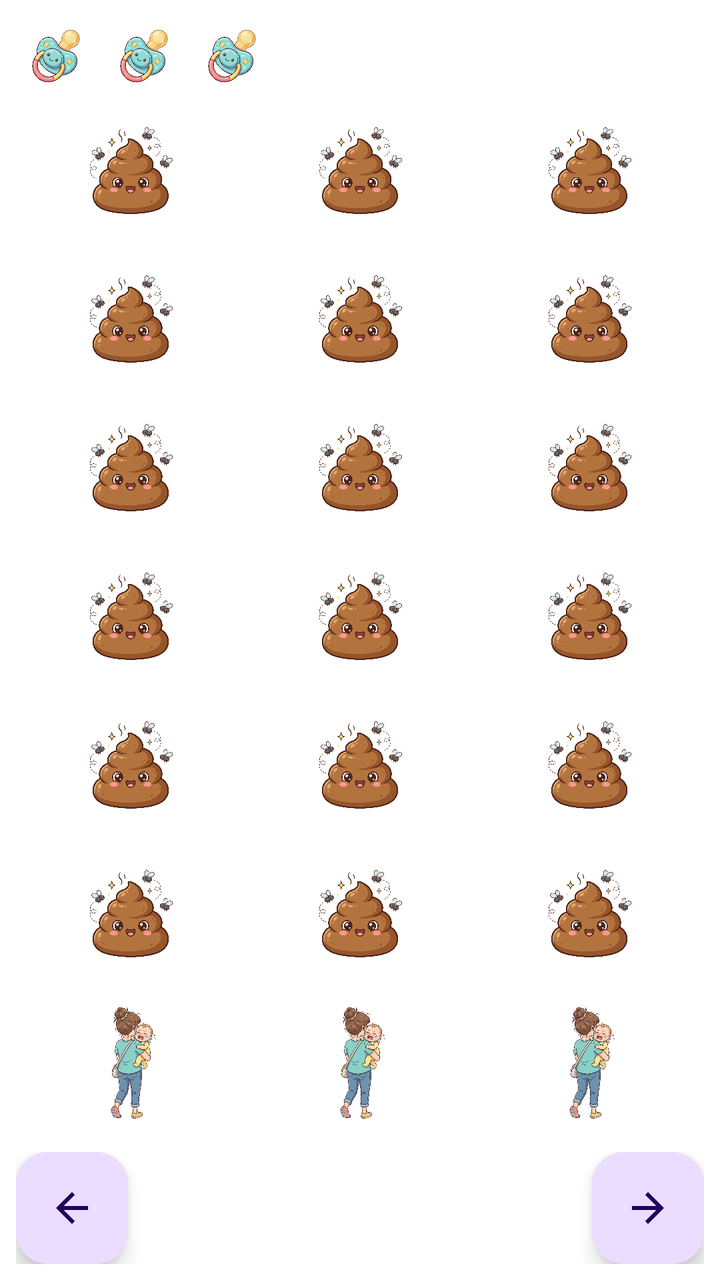
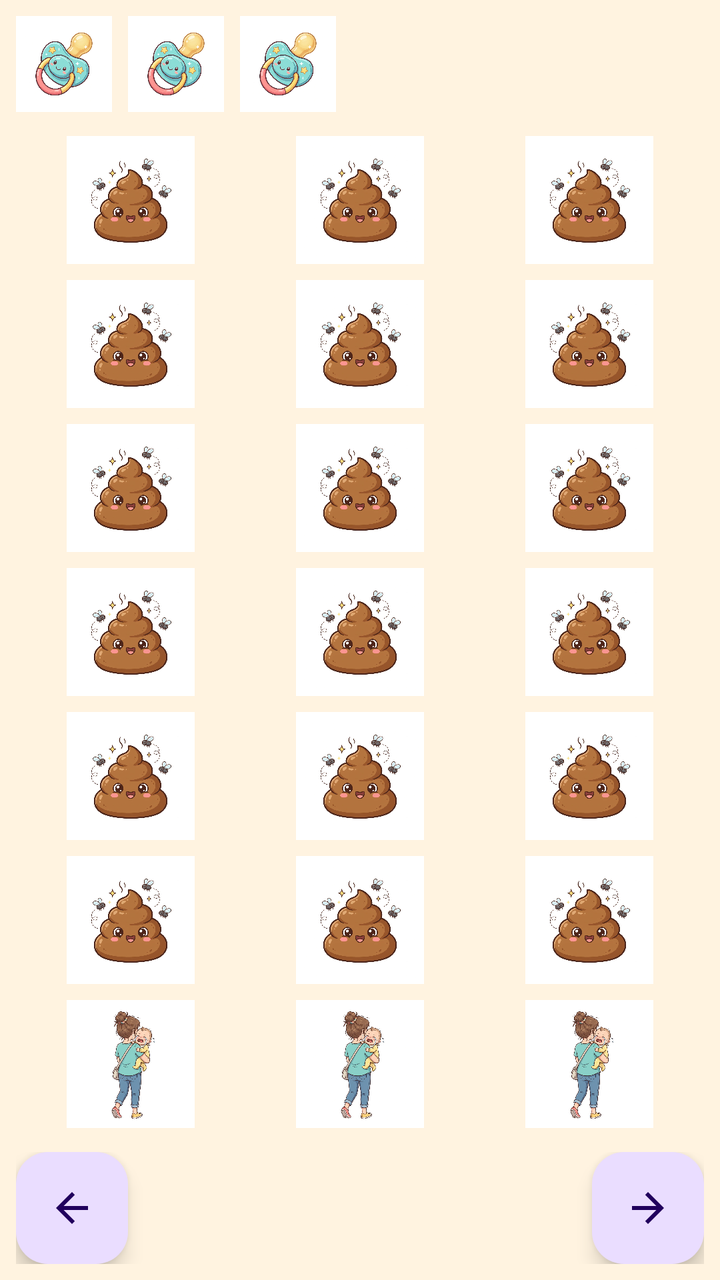

Two renders of the same Android screen: before a commit and after it. Below are the layout's source before the change and the commit's diff.
<!-- AndroidManifest.xml: application theme Theme.MomRun -->
<!-- res/layout/activity_main.xml -->
<?xml version="1.0" encoding="utf-8"?>
<LinearLayout xmlns:android="http://schemas.android.com/apk/res/android"
    android:id="@+id/main"
    android:layout_width="match_parent"
    android:layout_height="match_parent"
    android:orientation="vertical"
    android:background="#FFFFFF"
    android:padding="8dp">

    
    <LinearLayout
        android:layout_width="match_parent"
        android:layout_height="wrap_content"
        android:orientation="horizontal">

        <ImageView android:id="@+id/main_IMG_life0" style="@style/LifeIcon" />
        <ImageView android:id="@+id/main_IMG_life1" style="@style/LifeIcon" />
        <ImageView android:id="@+id/main_IMG_life2" style="@style/LifeIcon" />
    </LinearLayout>

    
    <LinearLayout
        android:layout_width="match_parent"
        android:layout_height="0dp"
        android:layout_weight="1"
        android:orientation="vertical">

        
        <LinearLayout style="@style/GridRow">
            <ImageView android:id="@+id/main_IMG_obstacle_0_0" style="@style/GridCell" android:src="@drawable/poop" />
            <ImageView android:id="@+id/main_IMG_obstacle_0_1" style="@style/GridCell" android:src="@drawable/poop" />
            <ImageView android:id="@+id/main_IMG_obstacle_0_2" style="@style/GridCell" android:src="@drawable/poop" />
        </LinearLayout>

        
        <LinearLayout style="@style/GridRow">
            <ImageView android:id="@+id/main_IMG_obstacle_1_0" style="@style/GridCell" android:src="@drawable/poop" />
            <ImageView android:id="@+id/main_IMG_obstacle_1_1" style="@style/GridCell" android:src="@drawable/poop" />
            <ImageView android:id="@+id/main_IMG_obstacle_1_2" style="@style/GridCell" android:src="@drawable/poop" />
        </LinearLayout>

        
        <LinearLayout style="@style/GridRow">
            <ImageView android:id="@+id/main_IMG_obstacle_2_0" style="@style/GridCell" android:src="@drawable/poop" />
            <ImageView android:id="@+id/main_IMG_obstacle_2_1" style="@style/GridCell" android:src="@drawable/poop" />
            <ImageView android:id="@+id/main_IMG_obstacle_2_2" style="@style/GridCell" android:src="@drawable/poop" />
        </LinearLayout>

        
        <LinearLayout style="@style/GridRow">
            <ImageView android:id="@+id/main_IMG_obstacle_3_0" style="@style/GridCell" android:src="@drawable/poop" />
            <ImageView android:id="@+id/main_IMG_obstacle_3_1" style="@style/GridCell" android:src="@drawable/poop" />
            <ImageView android:id="@+id/main_IMG_obstacle_3_2" style="@style/GridCell" android:src="@drawable/poop" />
        </LinearLayout>

        
        <LinearLayout style="@style/GridRow">
            <ImageView android:id="@+id/main_IMG_obstacle_4_0" style="@style/GridCell" android:src="@drawable/poop" />
            <ImageView android:id="@+id/main_IMG_obstacle_4_1" style="@style/GridCell" android:src="@drawable/poop" />
            <ImageView android:id="@+id/main_IMG_obstacle_4_2" style="@style/GridCell" android:src="@drawable/poop" />
        </LinearLayout>

        
        <LinearLayout style="@style/GridRow">
            <ImageView android:id="@+id/main_IMG_obstacle_5_0" style="@style/GridCell" android:src="@drawable/poop" />
            <ImageView android:id="@+id/main_IMG_obstacle_5_1" style="@style/GridCell" android:src="@drawable/poop" />
            <ImageView android:id="@+id/main_IMG_obstacle_5_2" style="@style/GridCell" android:src="@drawable/poop" />
        </LinearLayout>

        
        <LinearLayout style="@style/GridRow">
            <ImageView android:id="@+id/main_IMG_player_0" style="@style/GridCell" android:src="@drawable/baby_cry" />
            <ImageView android:id="@+id/main_IMG_player_1" style="@style/GridCell" android:src="@drawable/baby_cry" />
            <ImageView android:id="@+id/main_IMG_player_2" style="@style/GridCell" android:src="@drawable/baby_cry" />
        </LinearLayout>
    </LinearLayout>

    
    <LinearLayout
        android:layout_width="match_parent"
        android:layout_height="wrap_content"
        android:orientation="horizontal"
        android:layout_marginTop="8dp">

        <com.google.android.material.floatingactionbutton.FloatingActionButton
            android:id="@+id/main_FAB_left"
            android:layout_width="wrap_content"
            android:layout_height="wrap_content"
            android:src="@drawable/arrow_left"
            android:contentDescription="@string/move_left" />

        <Space
            android:layout_width="0dp"
            android:layout_height="0dp"
            android:layout_weight="1" />

        <com.google.android.material.floatingactionbutton.FloatingActionButton
            android:id="@+id/main_FAB_right"
            android:layout_width="wrap_content"
            android:layout_height="wrap_content"
            android:src="@drawable/arrow_right"
            android:contentDescription="@string/move_right" />
    </LinearLayout>

</LinearLayout>
<!-- resources referenced by this layout -->
<resources>
  <!-- drawable arrow_left (drawable) -->
  <vector xmlns:android="http://schemas.android.com/apk/res/android" android:autoMirrored="true" android:height="24dp" android:tint="#000000" android:viewportHeight="24" android:viewportWidth="24" android:width="24dp">
        
      <path android:fillColor="@android:color/white" android:pathData="M20,11H7.83l5.59,-5.59L12,4l-8,8 8,8 1.41,-1.41L7.83,13H20v-2z"/>
      
  </vector>
  <!-- drawable arrow_right (drawable) -->
  <vector xmlns:android="http://schemas.android.com/apk/res/android" android:autoMirrored="true" android:height="24dp" android:tint="#000000" android:viewportHeight="24" android:viewportWidth="24" android:width="24dp">
        
      <path android:fillColor="@android:color/white" android:pathData="M12,4l-1.41,1.41L16.17,11H4v2h12.17l-5.58,5.59L12,20l8,-8z"/>
      
  </vector>
  <!-- drawable baby_cry: webp bitmap (drawable, 72660 bytes) -->
  <!-- drawable poop: webp bitmap (drawable, 81480 bytes) -->
  <string name="move_left">Move left</string>
  <string name="move_right">Move right</string>
  <style name="GridCell">
          <item name="android:layout_width">0dp</item>
          <item name="android:layout_height">match_parent</item>
          <item name="android:layout_weight">1</item>
          <item name="android:padding">4dp</item>
          <item name="android:scaleType">fitCenter</item>
      </style>
  <style name="GridRow">
          <item name="android:layout_width">match_parent</item>
          <item name="android:layout_height">0dp</item>
          <item name="android:layout_weight">1</item>
          <item name="android:orientation">horizontal</item>
      </style>
  <style name="LifeIcon">
          <item name="android:layout_width">40dp</item>
          <item name="android:layout_height">40dp</item>
          <item name="android:layout_marginEnd">4dp</item>
          <item name="android:src">@drawable/pacifier</item>
      </style>
  <style name="Theme.MomRun" parent="Base.Theme.MomRun" />
  <!-- drawable pacifier: webp bitmap (drawable, 88706 bytes) -->
  <style name="Base.Theme.MomRun" parent="Theme.Material3.DayNight.NoActionBar">
          
          
      </style>
</resources>

<!-- the commit's change to res/layout/activity_main.xml (unified diff, before → after) -->
@@ -1,95 +1,61 @@
 <?xml version="1.0" encoding="utf-8"?>
-<LinearLayout xmlns:android="http://schemas.android.com/apk/res/android"
+<RelativeLayout xmlns:android="http://schemas.android.com/apk/res/android"
+    xmlns:app="http://schemas.android.com/apk/res-auto"
+    xmlns:tools="http://schemas.android.com/tools"
     android:id="@+id/main"
     android:layout_width="match_parent"
     android:layout_height="match_parent"
-    android:orientation="vertical"
-    android:background="#FFFFFF"
-    android:padding="8dp">
+    android:background="@color/game_background"
+    tools:context=".MainActivity">
 
     
-    <LinearLayout
+    <androidx.appcompat.widget.LinearLayoutCompat
+        android:id="@+id/main_LAY_lives"
+        android:layout_width="wrap_content"
+        android:layout_height="wrap_content"
+        android:layout_alignParentStart="true"
+        android:layout_alignParentTop="true"
+        android:layout_margin="@dimen/default_margin">
+
+        <androidx.appcompat.widget.AppCompatImageView
+            android:id="@+id/main_IMG_life0"
+            android:layout_width="@dimen/life_dimens"
+            android:layout_height="@dimen/life_dimens"
+            android:importantForAccessibility="no"
+            app:srcCompat="@drawable/pacifier" />
+
+        <androidx.appcompat.widget.AppCompatImageView
+            android:id="@+id/main_IMG_life1"
+            android:layout_width="@dimen/life_dimens"
+            android:layout_height="@dimen/life_dimens"
+            android:layout_marginHorizontal="@dimen/default_margin"
+            android:importantForAccessibility="no"
+            app:srcCompat="@drawable/pacifier" />
+
+        <androidx.appcompat.widget.AppCompatImageView
+            android:id="@+id/main_IMG_life2"
+            android:layout_width="@dimen/life_dimens"
+            android:layout_height="@dimen/life_dimens"
+            android:importantForAccessibility="no"
+            app:srcCompat="@drawable/pacifier" />
+    </androidx.appcompat.widget.LinearLayoutCompat>
+
+    
+    <androidx.appcompat.widget.LinearLayoutCompat
+        android:id="@+id/main_LAY_controls"
         android:layout_width="match_parent"
         android:layout_height="wrap_content"
-        android:orientation="horizontal">
-
-        <ImageView android:id="@+id/main_IMG_life0" style="@style/LifeIcon" />
-        <ImageView android:id="@+id/main_IMG_life1" style="@style/LifeIcon" />
-        <ImageView android:id="@+id/main_IMG_life2" style="@style/LifeIcon" />
-    </LinearLayout>
-
-    
-    <LinearLayout
-        android:layout_width="match_parent"
-        android:layout_height="0dp"
-        android:layout_weight="1"
-        android:orientation="vertical">
-
-        
-        <LinearLayout style="@style/GridRow">
-            <ImageView android:id="@+id/main_IMG_obstacle_0_0" style="@style/GridCell" android:src="@drawable/poop" />
-            <ImageView android:id="@+id/main_IMG_obstacle_0_1" style="@style/GridCell" android:src="@drawable/poop" />
-            <ImageView android:id="@+id/main_IMG_obstacle_0_2" style="@style/GridCell" android:src="@drawable/poop" />
-        </LinearLayout>
-
-        
-        <LinearLayout style="@style/GridRow">
-            <ImageView android:id="@+id/main_IMG_obstacle_1_0" style="@style/GridCell" android:src="@drawable/poop" />
-            <ImageView android:id="@+id/main_IMG_obstacle_1_1" style="@style/GridCell" android:src="@drawable/poop" />
-            <ImageView android:id="@+id/main_IMG_obstacle_1_2" style="@style/GridCell" android:src="@drawable/poop" />
-        </LinearLayout>
-
-        
-        <LinearLayout style="@style/GridRow">
-            <ImageView android:id="@+id/main_IMG_obstacle_2_0" style="@style/GridCell" android:src="@drawable/poop" />
-            <ImageView android:id="@+id/main_IMG_obstacle_2_1" style="@style/GridCell" android:src="@drawable/poop" />
-            <ImageView android:id="@+id/main_IMG_obstacle_2_2" style="@style/GridCell" android:src="@drawable/poop" />
-        </LinearLayout>
-
-        
-        <LinearLayout style="@style/GridRow">
-            <ImageView android:id="@+id/main_IMG_obstacle_3_0" style="@style/GridCell" android:src="@drawable/poop" />
-            <ImageView android:id="@+id/main_IMG_obstacle_3_1" style="@style/GridCell" android:src="@drawable/poop" />
-            <ImageView android:id="@+id/main_IMG_obstacle_3_2" style="@style/GridCell" android:src="@drawable/poop" />
-        </LinearLayout>
-
-        
-        <LinearLayout style="@style/GridRow">
-            <ImageView android:id="@+id/main_IMG_obstacle_4_0" style="@style/GridCell" android:src="@drawable/poop" />
-            <ImageView android:id="@+id/main_IMG_obstacle_4_1" style="@style/GridCell" android:src="@drawable/poop" />
-            <ImageView android:id="@+id/main_IMG_obstacle_4_2" style="@style/GridCell" android:src="@drawable/poop" />
-        </LinearLayout>
-
-        
-        <LinearLayout style="@style/GridRow">
-            <ImageView android:id="@+id/main_IMG_obstacle_5_0" style="@style/GridCell" android:src="@drawable/poop" />
-            <ImageView android:id="@+id/main_IMG_obstacle_5_1" style="@style/GridCell" android:src="@drawable/poop" />
-            <ImageView android:id="@+id/main_IMG_obstacle_5_2" style="@style/GridCell" android:src="@drawable/poop" />
-        </LinearLayout>
-
-        
-        <LinearLayout style="@style/GridRow">
-            <ImageView android:id="@+id/main_IMG_player_0" style="@style/GridCell" android:src="@drawable/baby_cry" />
-            <ImageView android:id="@+id/main_IMG_player_1" style="@style/GridCell" android:src="@drawable/baby_cry" />
-            <ImageView android:id="@+id/main_IMG_player_2" style="@style/GridCell" android:src="@drawable/baby_cry" />
-        </LinearLayout>
-    </LinearLayout>
-
-    
-    <LinearLayout
-        android:layout_width="match_parent"
-        android:layout_height="wrap_content"
-        android:orientation="horizontal"
-        android:layout_marginTop="8dp">
+        android:layout_alignParentBottom="true"
+        android:layout_margin="@dimen/default_margin">
 
         <com.google.android.material.floatingactionbutton.FloatingActionButton
             android:id="@+id/main_FAB_left"
             android:layout_width="wrap_content"
             android:layout_height="wrap_content"
-            android:src="@drawable/arrow_left"
-            android:contentDescription="@string/move_left" />
+            android:contentDescription="@string/move_left"
+            app:srcCompat="@drawable/arrow_left" />
 
-        <Space
+        <View
             android:layout_width="0dp"
             android:layout_height="0dp"
             android:layout_weight="1" />
@@ -98,8 +64,67 @@
             android:id="@+id/main_FAB_right"
             android:layout_width="wrap_content"
             android:layout_height="wrap_content"
-            android:src="@drawable/arrow_right"
-            android:contentDescription="@string/move_right" />
-    </LinearLayout>
+            android:contentDescription="@string/move_right"
+            app:srcCompat="@drawable/arrow_right" />
+    </androidx.appcompat.widget.LinearLayoutCompat>
 
-</LinearLayout>
+    
+    <androidx.appcompat.widget.LinearLayoutCompat
+        android:layout_width="match_parent"
+        android:layout_height="match_parent"
+        android:layout_below="@id/main_LAY_lives"
+        android:layout_above="@id/main_LAY_controls"
+        android:layout_marginHorizontal="@dimen/default_margin"
+        android:orientation="vertical">
+
+        
+        <androidx.appcompat.widget.LinearLayoutCompat style="@style/GridRow">
+            <androidx.appcompat.widget.AppCompatImageView android:id="@+id/main_IMG_obstacle_0_0" style="@style/GridCell" app:srcCompat="@drawable/poop" />
+            <androidx.appcompat.widget.AppCompatImageView android:id="@+id/main_IMG_obstacle_0_1" style="@style/GridCell" app:srcCompat="@drawable/poop" />
+            <androidx.appcompat.widget.AppCompatImageView android:id="@+id/main_IMG_obstacle_0_2" style="@style/GridCell" app:srcCompat="@drawable/poop" />
+        </androidx.appcompat.widget.LinearLayoutCompat>
+
+        
+        <androidx.appcompat.widget.LinearLayoutCompat style="@style/GridRow">
+            <androidx.appcompat.widget.AppCompatImageView android:id="@+id/main_IMG_obstacle_1_0" style="@style/GridCell" app:srcCompat="@drawable/poop" />
+            <androidx.appcompat.widget.AppCompatImageView android:id="@+id/main_IMG_obstacle_1_1" style="@style/GridCell" app:srcCompat="@drawable/poop" />
+            <androidx.appcompat.widget.AppCompatImageView android:id="@+id/main_IMG_obstacle_1_2" style="@style/GridCell" app:srcCompat="@drawable/poop" />
+        </androidx.appcompat.widget.LinearLayoutCompat>
+
+        
+        <androidx.appcompat.widget.LinearLayoutCompat style="@style/GridRow">
+            <androidx.appcompat.widget.AppCompatImageView android:id="@+id/main_IMG_obstacle_2_0" style="@style/GridCell" app:srcCompat="@drawable/poop" />
+            <androidx.appcompat.widget.AppCompatImageView android:id="@+id/main_IMG_obstacle_2_1" style="@style/GridCell" app:srcCompat="@drawable/poop" />
+            <androidx.appcompat.widget.AppCompatImageView android:id="@+id/main_IMG_obstacle_2_2" style="@style/GridCell" app:srcCompat="@drawable/poop" />
+        </androidx.appcompat.widget.LinearLayoutCompat>
+
+        
+        <androidx.appcompat.widget.LinearLayoutCompat style="@style/GridRow">
+            <androidx.appcompat.widget.AppCompatImageView android:id="@+id/main_IMG_obstacle_3_0" style="@style/GridCell" app:srcCompat="@drawable/poop" />
+            <androidx.appcompat.widget.AppCompatImageView android:id="@+id/main_IMG_obstacle_3_1" style="@style/GridCell" app:srcCompat="@drawable/poop" />
+            <androidx.appcompat.widget.AppCompatImageView android:id="@+id/main_IMG_obstacle_3_2" style="@style/GridCell" app:srcCompat="@drawable/poop" />
+        </androidx.appcompat.widget.LinearLayoutCompat>
+
+        
+        <androidx.appcompat.widget.LinearLayoutCompat style="@style/GridRow">
+            <androidx.appcompat.widget.AppCompatImageView android:id="@+id/main_IMG_obstacle_4_0" style="@style/GridCell" app:srcCompat="@drawable/poop" />
+            <androidx.appcompat.widget.AppCompatImageView android:id="@+id/main_IMG_obstacle_4_1" style="@style/GridCell" app:srcCompat="@drawable/poop" />
+            <androidx.appcompat.widget.AppCompatImageView android:id="@+id/main_IMG_obstacle_4_2" style="@style/GridCell" app:srcCompat="@drawable/poop" />
+        </androidx.appcompat.widget.LinearLayoutCompat>
+
+        
+        <androidx.appcompat.widget.LinearLayoutCompat style="@style/GridRow">
+            <androidx.appcompat.widget.AppCompatImageView android:id="@+id/main_IMG_obstacle_5_0" style="@style/GridCell" app:srcCompat="@drawable/poop" />
+            <androidx.appcompat.widget.AppCompatImageView android:id="@+id/main_IMG_obstacle_5_1" style="@style/GridCell" app:srcCompat="@drawable/poop" />
+            <androidx.appcompat.widget.AppCompatImageView android:id="@+id/main_IMG_obstacle_5_2" style="@style/GridCell" app:srcCompat="@drawable/poop" />
+        </androidx.appcompat.widget.LinearLayoutCompat>
+
+        
+        <androidx.appcompat.widget.LinearLayoutCompat style="@style/GridRow">
+            <androidx.appcompat.widget.AppCompatImageView android:id="@+id/main_IMG_player_0" style="@style/GridCell" app:srcCompat="@drawable/baby_cry" />
+            <androidx.appcompat.widget.AppCompatImageView android:id="@+id/main_IMG_player_1" style="@style/GridCell" app:srcCompat="@drawable/baby_cry" />
+            <androidx.appcompat.widget.AppCompatImageView android:id="@+id/main_IMG_player_2" style="@style/GridCell" app:srcCompat="@drawable/baby_cry" />
+        </androidx.appcompat.widget.LinearLayoutCompat>
+    </androidx.appcompat.widget.LinearLayoutCompat>
+
+</RelativeLayout>
<!-- resource entries referenced after the edit -->
@@ -1,5 +1,8 @@
 <!-- resources referenced by this layout -->
 <resources>
+  <color name="game_background">#FFF3E0</color>
+  <dimen name="default_margin">8dp</dimen>
+  <dimen name="life_dimens">48dp</dimen>
   <!-- drawable arrow_left (drawable) -->
   <vector xmlns:android="http://schemas.android.com/apk/res/android" android:autoMirrored="true" android:height="24dp" android:tint="#000000" android:viewportHeight="24" android:viewportWidth="24" android:width="24dp">
         
@@ -20,8 +23,9 @@
           <item name="android:layout_width">0dp</item>
           <item name="android:layout_height">match_parent</item>
           <item name="android:layout_weight">1</item>
-          <item name="android:padding">4dp</item>
+          <item name="android:padding">@dimen/cell_padding</item>
           <item name="android:scaleType">fitCenter</item>
+          <item name="android:importantForAccessibility">no</item>
       </style>
   <style name="GridRow">
           <item name="android:layout_width">match_parent</item>
@@ -29,13 +33,8 @@
           <item name="android:layout_weight">1</item>
           <item name="android:orientation">horizontal</item>
       </style>
-  <style name="LifeIcon">
-          <item name="android:layout_width">40dp</item>
-          <item name="android:layout_height">40dp</item>
-          <item name="android:layout_marginEnd">4dp</item>
-          <item name="android:src">@drawable/pacifier</item>
-      </style>
   <style name="Theme.MomRun" parent="Base.Theme.MomRun" />
+  <dimen name="cell_padding">4dp</dimen>
   <!-- drawable pacifier: webp bitmap (drawable, 88706 bytes) -->
   <style name="Base.Theme.MomRun" parent="Theme.Material3.DayNight.NoActionBar">
           
